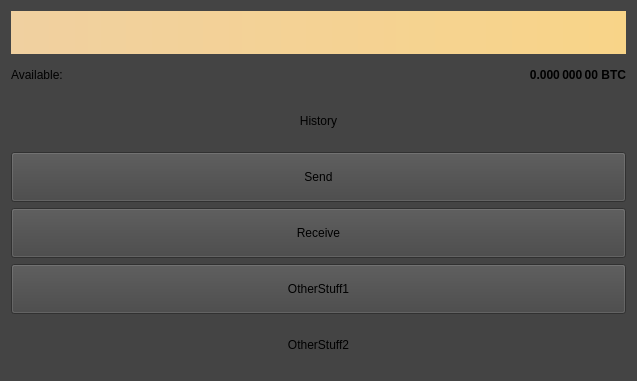
Old version of the form src/qt/forms/overviewpage.ui in the repository thelonecrouton/bitcredit-2.0.
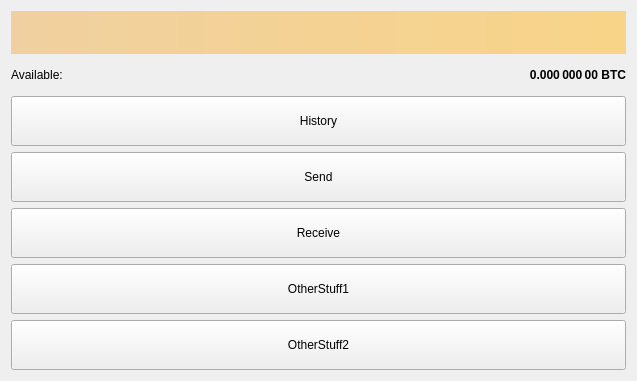
New version of the form.

What changed in the file:
```diff
--- a/src/qt/forms/overviewpage.ui
+++ b/src/qt/forms/overviewpage.ui
@@ -14,7 +14,7 @@
    <string>Form</string>
   </property>
   <property name="styleSheet">
-   <string notr="true">background-color: #444444;</string>
+   <string notr="true"/>
   </property>
   <layout class="QVBoxLayout" name="topLayout">
    <item>
@@ -100,7 +100,7 @@
           <string>History</string>
          </property>
          <property name="flat">
-          <bool>true</bool>
+          <bool>false</bool>
          </property>
         </widget>
        </item>
@@ -158,7 +158,7 @@
           <string>OtherStuff2</string>
          </property>
          <property name="flat">
-          <bool>true</bool>
+          <bool>false</bool>
          </property>
         </widget>
        </item>
```
